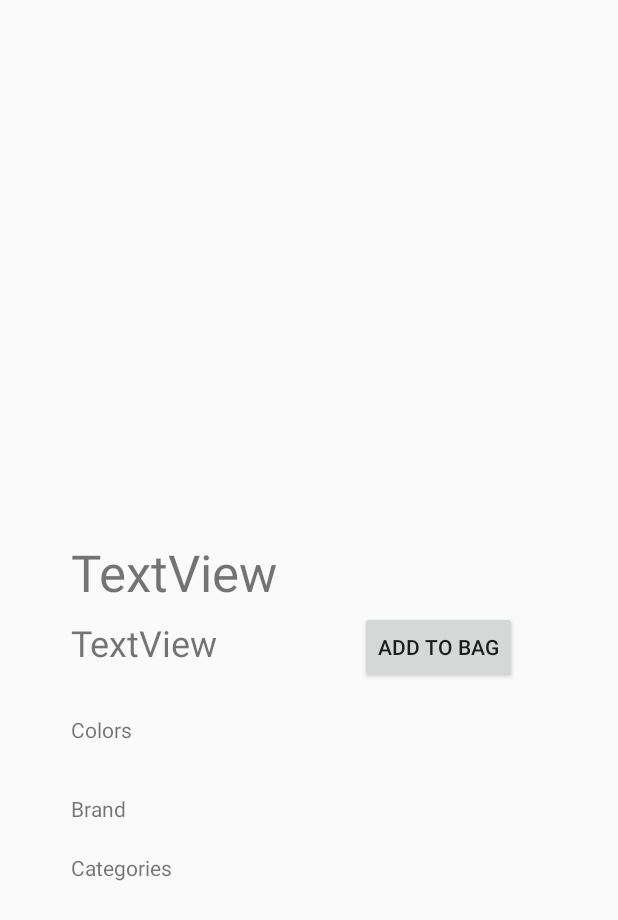
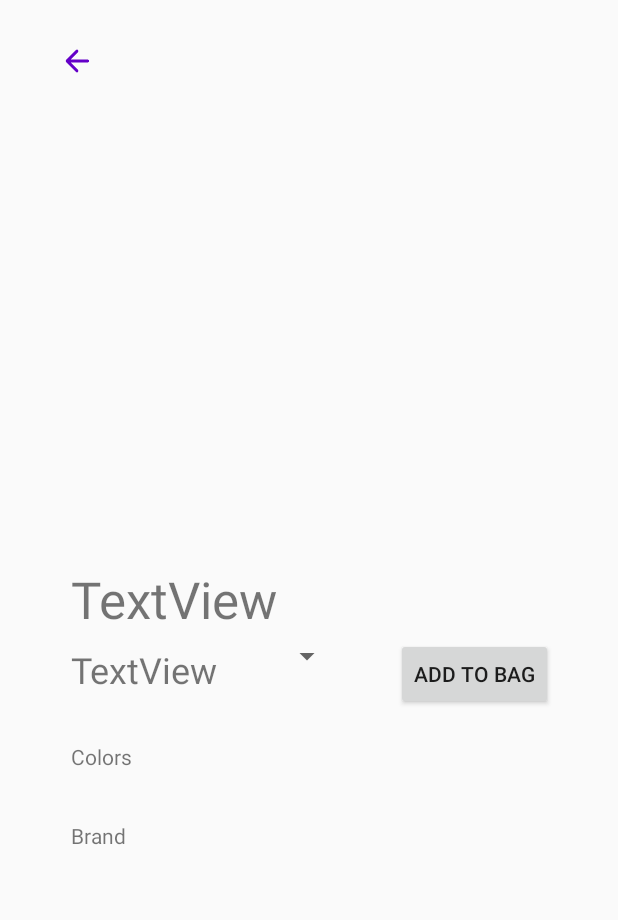
Before and after one commit to KKowal71/SystemyMobilne, an Android app: the ItemDetailsActivity screen opened directly, with no data from a screen before it, on a phone screen of 412 x 824 dp. Shown: the top 920 px of the screen. Run offline under Robolectric (Android 15) with nearby library versions, the phone set to English and light mode, and no system bars; our stand-ins replace Firebase (no records; nobody signed in at launch, a user with empty details on screens opened directly); libraries missing offline, so code that uses them is left out: org.checkerframework.checker; 9 statements that could not run were skipped.

```diff
--- a/app/src/main/java/com/example/olinestore/ItemDetailsActivity.java
+++ b/app/src/main/java/com/example/olinestore/ItemDetailsActivity.java
@@ -7,16 +7,21 @@ import android.graphics.Bitmap;
 import android.graphics.BitmapFactory;
 import android.graphics.Color;
 import android.os.Bundle;
+import android.widget.ArrayAdapter;
 import android.widget.Button;
 import android.widget.HorizontalScrollView;
+import android.widget.ImageButton;
 import android.widget.ImageView;
 import android.widget.LinearLayout;
+import android.widget.Spinner;
 import android.widget.TextView;
 import android.widget.Toast;
 
 import com.google.android.gms.tasks.Task;
 import com.google.firebase.storage.FirebaseStorage;
 import com.google.firebase.storage.StorageReference;
+
+import org.checkerframework.checker.units.qual.A;
 
 import java.util.Locale;
 import java.util.Map;
@@ -32,14 +37,14 @@ public class ItemDetailsActivity extends AppCompatActivity {
     private Bag bag;
     ListItem item;
     private LinearLayout colorsView;
+    private ImageButton backButton;
     private Map<String, Integer> colors =  Map.of("green", Color.parseColor("#008000"), "yellow", Color.parseColor("#FFFF00"), "black", Color.parseColor("#000000"), "white", Color.parseColor("#FFFFFF"),"grey", Color.parseColor("#808080"), "blue", Color.parseColor("#0000FF"), "brown", Color.parseColor("#593611"), "orange", Color.parseColor("#e38a0e"));
-
+    private Spinner sizeSpinner;
 
     @Override
     protected void onCreate(Bundle savedInstanceState) {
         super.onCreate(savedInstanceState);
         setContentView(R.layout.activity_item_details);
-
         bag = Bag.getInstance();
         Intent intent = getIntent();
         item = (ListItem) intent.getSerializableExtra("item");
@@ -48,11 +53,11 @@ public class ItemDetailsActivity extends AppCompatActivity {
         colorsTextView = findViewById(R.id.colorsDetailsTextView);
         colorsView = findViewById(R.id.colorsView);
         priceTextView = findViewById(R.id.itemDetailsPrice);
-        categoriesTextView = findViewById(R.id.categoriesDetailsTextView);
+//        categoriesTextView = findViewById(R.id.categoriesDetailsTextView);
         itemImageView = findViewById(R.id.itemDetailsImage);
         nameTextView.setText(item.getName());
         appendText(brandTextView, item.getBrand());
-        appendText(categoriesTextView, item.getCategories());
+//        appendText(categoriesTextView, item.getCategories());
 //        appendText(colorsTextView, item.getColors());
         addColorImageView();
 
@@ -70,8 +75,16 @@ public class ItemDetailsActivity extends AppCompatActivity {
         addToBagButton = findViewById(R.id.addToBagButton);
         addToBagButton.setOnClickListener(v-> {
             bag.addToBag(item);
-            Intent toBagIntent = new Intent(ItemDetailsActivity.this, BagActivity.class);
-            startActivity(toBagIntent);
+            onBackPressed();
+//            Intent toBagIntent = new Intent(ItemDetailsActivity.this, BagActivity.class);
+//            startActivity(toBagIntent);
+        });
+        sizeSpinner = findViewById(R.id.sizeSpinner);
+//        ArrayAdapter<String> sizeSpinnerAdapter = new ArrayAdapter<>(this, android.R.layout.simple_spinner_item, )
+
+        backButton = findViewById(R.id.backButton);
+        backButton.setOnClickListener(v->{
+            onBackPressed();
         });
     }
     private void appendText(TextView textView, String textToAppend) {
@@ -96,13 +109,7 @@ public class ItemDetailsActivity extends AppCompatActivity {
                 colorsView.addView(color);
             }
         }
-//        colors.forEach((key, value) -> {
-//            if(Arrays.asList(itemColors).contains(key)){
-//                ImageView color = new ImageView(this);
-//                color.setBackgroundColor(value);
-//                colorsView.addView(color);
-//            }
-//        });
+
     }
 
 }
--- a/app/src/main/res/layout/activity_item_details.xml
+++ b/app/src/main/res/layout/activity_item_details.xml
@@ -10,12 +10,13 @@
        android:layout_width="match_parent"
        android:layout_height="match_parent"
        android:padding="15dp">
+
        <ImageView
            android:id="@+id/itemDetailsImage"
            android:layout_width="303dp"
            android:layout_height="287dp"
            android:layout_marginStart="56dp"
-           android:layout_marginTop="32dp"
+           android:layout_marginTop="50dp"
            android:layout_marginEnd="55dp"
            app:layout_constraintEnd_toEndOf="parent"
            app:layout_constraintStart_toStartOf="parent"
@@ -51,7 +52,7 @@
            android:layout_width="wrap_content"
            android:layout_height="wrap_content"
            android:layout_marginTop="3dp"
-           android:layout_marginEnd="52dp"
+           android:layout_marginEnd="28dp"
            android:text="Add to bag"
            app:layout_constraintEnd_toEndOf="parent"
            app:layout_constraintTop_toBottomOf="@+id/itemDetailsName" />
@@ -99,18 +100,28 @@
            app:layout_constraintStart_toStartOf="parent"
            app:layout_constraintTop_toBottomOf="@+id/colorsContainer" />
 
-       <TextView
-           android:id="@+id/categoriesDetailsTextView"
-           android:layout_width="0dp"
+       <ImageButton
+           android:id="@+id/backButton"
+           android:layout_width="60dp"
+           android:layout_height="34dp"
+           android:layout_marginStart="6dp"
+           android:layout_marginBottom="8dp"
+           android:background="#00FFFFFF"
+           app:layout_constraintBottom_toTopOf="@+id/itemDetailsImage"
+           app:layout_constraintStart_toStartOf="parent"
+           app:srcCompat="@drawable/round_arrow_back_24" />
+
+       <Spinner
+           android:id="@+id/sizeSpinner"
+           android:layout_width="wrap_content"
            android:layout_height="wrap_content"
-           android:layout_marginStart="32dp"
-           android:layout_marginTop="20dp"
-           android:layout_marginEnd="32dp"
-           android:text="Categories"
-           app:layout_constraintEnd_toEndOf="parent"
-           app:layout_constraintHorizontal_bias="0.0"
-           app:layout_constraintStart_toStartOf="parent"
-           app:layout_constraintTop_toBottomOf="@+id/brandDetailsTextView" />
+           android:layout_marginStart="50dp"
+           android:layout_marginTop="3dp"
+           android:layout_marginEnd="50dp"
+           app:layout_constraintEnd_toStartOf="@+id/addToBagButton"
+           app:layout_constraintStart_toEndOf="@+id/itemDetailsPrice"
+           app:layout_constraintTop_toBottomOf="@+id/itemDetailsName" />
+
    </androidx.constraintlayout.widget.ConstraintLayout>
 
 </ScrollView>
```
Also changed, not shown: app/src/main/java/com/example/olinestore/AllItemsActivity.java (+70 -19 lines), app/src/main/java/com/example/olinestore/Bag.java (+5 -8 lines), app/src/main/java/com/example/olinestore/Fragments/allItemsFragment.java (added, +142 -0 lines), app/src/main/java/com/example/olinestore/ItemsAdapter.java (+1 -7 lines), app/src/main/java/com/example/olinestore/ListItem.java (+7 -1 lines), app/src/main/java/com/example/olinestore/MainActivity.java (+7 -0 lines), app/src/main/res/layout/activity_all_items.xml (+13 -2 lines), app/src/main/res/layout/activity_main.xml (+8 -1 lines), app/src/main/res/layout/fragment_all_items.xml (added, +19 -0 lines).
